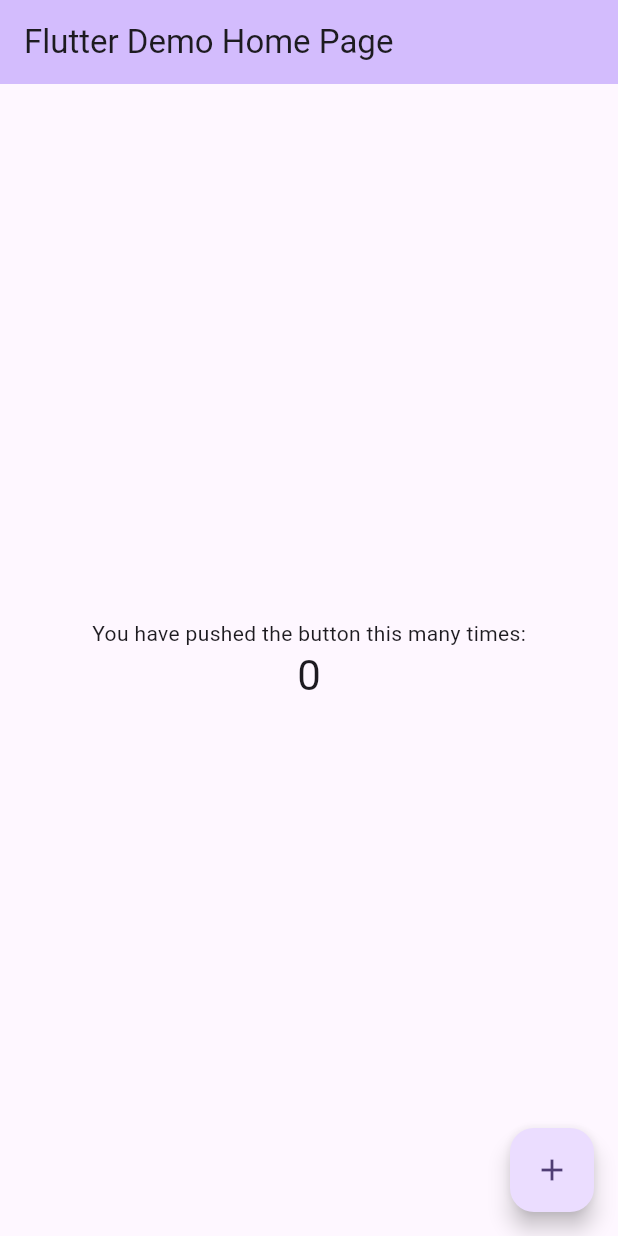
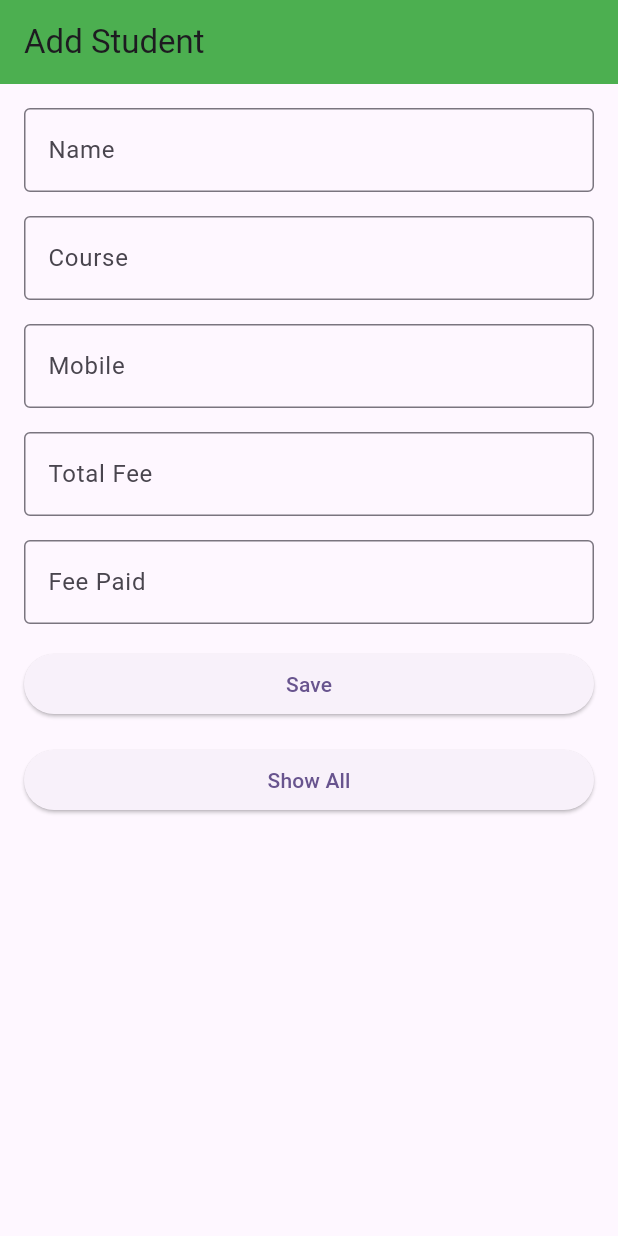
Before and after one commit to abidroid/kiu_sqlite, a Flutter app: the screen it shows after launch, on a phone screen of 412 x 824 dp. Run offline on Flutter 3.47's test engine with Material 3 defaults, Android fonts, the phone set to English and light mode, and no system bars.

Commit message:
design done

```diff
--- a/lib/main.dart
+++ b/lib/main.dart
@@ -1,4 +1,6 @@
 import 'package:flutter/material.dart';
+import 'package:kiu_sqlite/screens/add_student_screen.dart';
+import 'package:kiu_sqlite/screens/update_student_screen.dart';
 
 void main() {
   runApp(const MyApp());
@@ -31,95 +33,7 @@ class MyApp extends StatelessWidget {
         colorScheme: ColorScheme.fromSeed(seedColor: Colors.deepPurple),
         useMaterial3: true,
       ),
-      home: const MyHomePage(title: 'Flutter Demo Home Page'),
+      home: const AddStudentScreen(),
     );
   }
 }
-
-class MyHomePage extends StatefulWidget {
-  const MyHomePage({super.key, required this.title});
-
-  // This widget is the home page of your application. It is stateful, meaning
-  // that it has a State object (defined below) that contains fields that affect
-  // how it looks.
-
-  // This class is the configuration for the state. It holds the values (in this
-  // case the title) provided by the parent (in this case the App widget) and
-  // used by the build method of the State. Fields in a Widget subclass are
-  // always marked "final".
-
-  final String title;
-
-  @override
-  State<MyHomePage> createState() => _MyHomePageState();
-}
-
-class _MyHomePageState extends State<MyHomePage> {
-  int _counter = 0;
-
-  void _incrementCounter() {
-    setState(() {
-      // This call to setState tells the Flutter framework that something has
-      // changed in this State, which causes it to rerun the build method below
-      // so that the display can reflect the updated values. If we changed
-      // _counter without calling setState(), then the build method would not be
-      // called again, and so nothing would appear to happen.
-      _counter++;
-    });
-  }
-
-  @override
-  Widget build(BuildContext context) {
-    // This method is rerun every time setState is called, for instance as done
-    // by the _incrementCounter method above.
-    //
-    // The Flutter framework has been optimized to make rerunning build methods
-    // fast, so that you can just rebuild anything that needs updating rather
-    // than having to individually change instances of widgets.
-    return Scaffold(
-      appBar: AppBar(
-        // TRY THIS: Try changing the color here to a specific color (to
-        // Colors.amber, perhaps?) and trigger a hot reload to see the AppBar
-        // change color while the other colors stay the same.
-        backgroundColor: Theme.of(context).colorScheme.inversePrimary,
-        // Here we take the value from the MyHomePage object that was created by
-        // the App.build method, and use it to set our appbar title.
-        title: Text(widget.title),
-      ),
-      body: Center(
-        // Center is a layout widget. It takes a single child and positions it
-        // in the middle of the parent.
-        child: Column(
-          // Column is also a layout widget. It takes a list of children and
-          // arranges them vertically. By default, it sizes itself to fit its
-          // children horizontally, and tries to be as tall as its parent.
-          //
-          // Column has various properties to control how it sizes itself and
-          // how it positions its children. Here we use mainAxisAlignment to
-          // center the children vertically; the main axis here is the vertical
-          // axis because Columns are vertical (the cross axis would be
-          // horizontal).
-          //
-          // TRY THIS: Invoke "debug painting" (choose the "Toggle Debug Paint"
-          // action in the IDE, or press "p" in the console), to see the
-          // wireframe for each widget.
-          mainAxisAlignment: MainAxisAlignment.center,
-          children: <Widget>[
-            const Text(
-              'You have pushed the button this many times:',
-            ),
-            Text(
-              '$_counter',
-              style: Theme.of(context).textTheme.headlineMedium,
-            ),
-          ],
-        ),
-      ),
-      floatingActionButton: FloatingActionButton(
-        onPressed: _incrementCounter,
-        tooltip: 'Increment',
-        child: const Icon(Icons.add),
-      ), // This trailing comma makes auto-formatting nicer for build methods.
-    );
-  }
-}
--- /dev/null
+++ b/lib/screens/add_student_screen.dart
@@ -0,0 +1,61 @@
+
+import 'package:flutter/material.dart';
+import 'package:kiu_sqlite/screens/student_list_screen.dart';
+
+import '../widgets/custom_tf.dart';
+
+class AddStudentScreen extends StatefulWidget {
+  const AddStudentScreen({super.key});
+
+  @override
+  State<AddStudentScreen> createState() => _AddStudentScreenState();
+}
+
+class _AddStudentScreenState extends State<AddStudentScreen> {
+
+  var nameC = TextEditingController();
+  var courseC = TextEditingController();
+  var mobileC = TextEditingController();
+  var totalFeeC = TextEditingController();
+  var feePaid = TextEditingController();
+
+  @override
+  Widget build(BuildContext context) {
+    return Scaffold(
+      appBar: AppBar(
+        backgroundColor: Colors.green,
+        title: const Text('Add Student'),),
+
+      body: Padding(
+        padding: const EdgeInsets.all(16.0),
+        child: ListView(
+          children: [
+            CustomTF(controller: nameC, hintText: 'Name',),
+
+            const SizedBox(height: 16,),
+            CustomTF(controller: courseC, hintText: 'Course',),
+            const SizedBox(height: 16,),
+
+            CustomTF(controller: mobileC, hintText: 'Mobile',),
+
+            const SizedBox(height: 16,),
+            CustomTF(controller: totalFeeC, hintText: 'Total Fee',),
+            const SizedBox(height: 16,),
+
+            CustomTF(controller: feePaid, hintText: 'Fee Paid',),
+
+            const SizedBox(height: 16,),
+            ElevatedButton(onPressed: (){}, child: const Text('Save')),
+            const SizedBox(height: 16,),
+            ElevatedButton(onPressed: (){
+              Navigator.of(context).push(MaterialPageRoute(builder: (context){
+                return const StudentListScreen();
+              }));
+            }, child: const Text('Show All')),
+
+          ],
+        ),
+      ),
+    );
+  }
+}
--- /dev/null
+++ b/lib/widgets/custom_tf.dart
@@ -0,0 +1,25 @@
+import 'package:flutter/material.dart';
+
+class CustomTF extends StatelessWidget {
+
+  final TextEditingController controller;
+  final String hintText;
+
+  const CustomTF({
+    super.key,
+    required this.controller,
+    required this.hintText,
+  });
+
+
+  @override
+  Widget build(BuildContext context) {
+    return TextField(
+      controller: controller,
+      decoration: InputDecoration(
+        hintText: hintText,
+        border: const OutlineInputBorder(),
+      ),
+    );
+  }
+}
```
Also changed, not shown: lib/screens/student_list_screen.dart (added, +22 -0 lines), lib/screens/update_student_screen.dart (added, +57 -0 lines).
